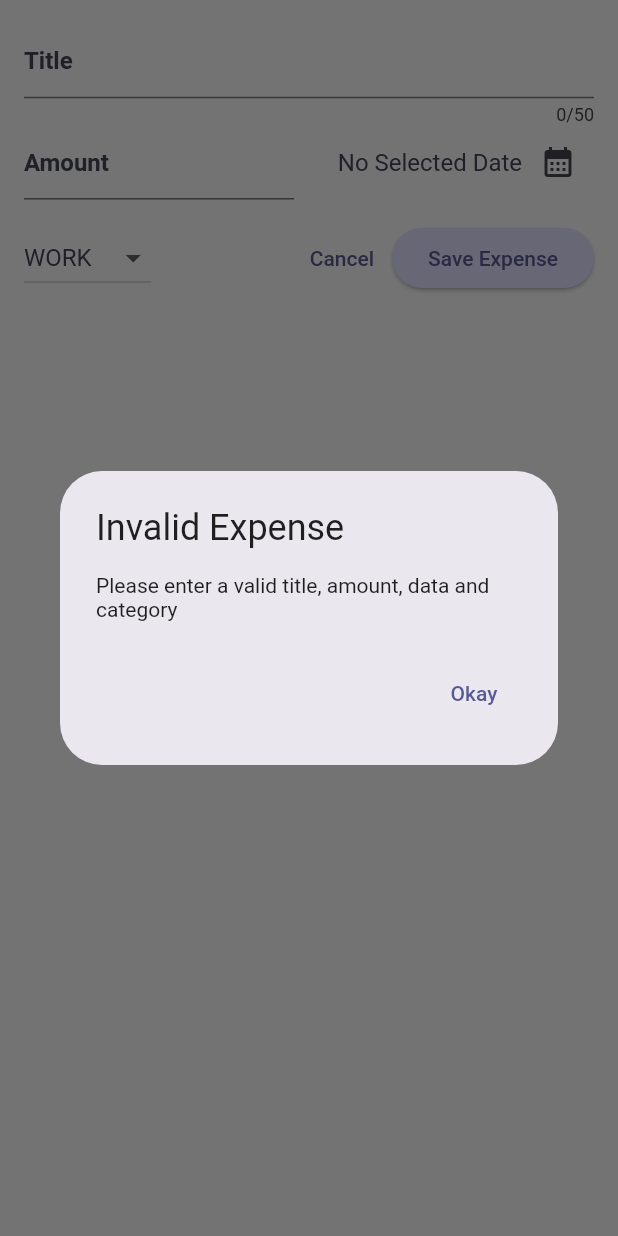
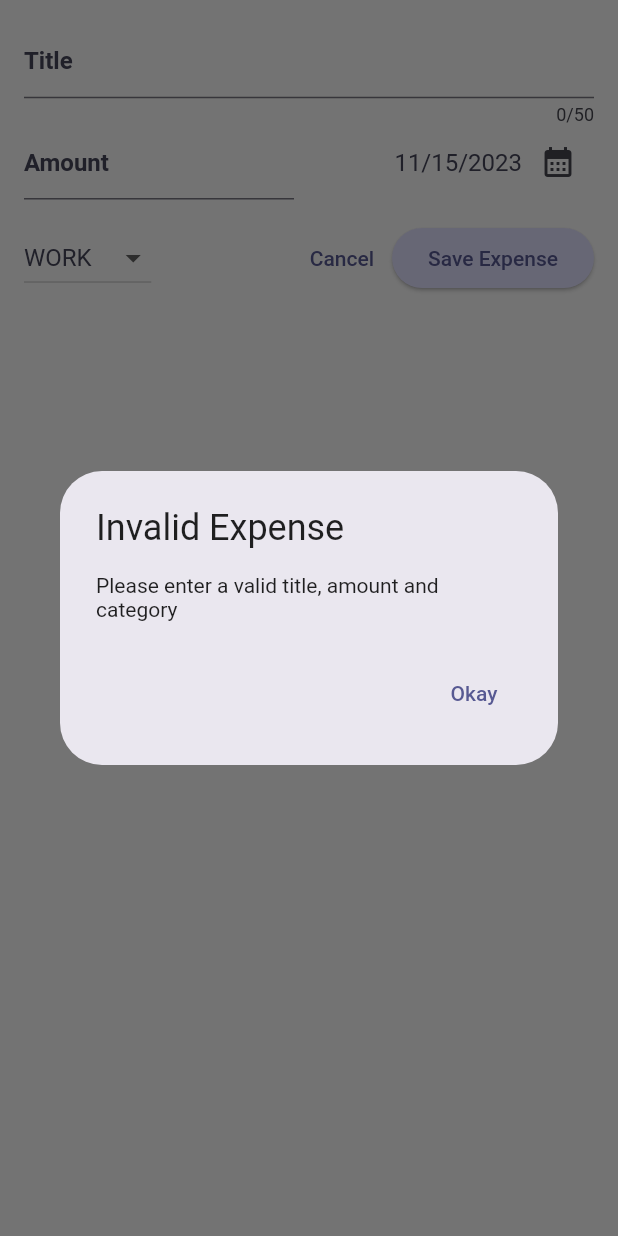
Before and after one commit to Khushi-M-0521/Flutter_Basic_Apps, a Flutter app: the NewExpense widget shown alone on an empty page, opened directly with empty values, after a tap on "Save Expense", on a phone screen of 412 x 824 dp. Run offline on Flutter 3.47's test engine with Material 2 defaults, Android fonts, the phone set to English and light mode, and no system bars; our stand-ins replace google_fonts, objectbox; generated files the repository leaves out were written again.

```diff
--- a/expense_tracker/lib/main.dart
+++ b/expense_tracker/lib/main.dart
@@ -1,7 +1,7 @@
 import 'package:expense_tracker/data/storage.dart';
+import 'package:expense_tracker/widgets/splash_screen.dart';
 import 'package:flutter/material.dart';
-import 'package:expense_tracker/widgets/expenses.dart';
-import 'package:flutter/services.dart';
+//import 'package:flutter/services.dart';
 
 var kColorScheme =
     ColorScheme.fromSeed(seedColor: const Color.fromARGB(166, 21, 0, 255));
@@ -77,7 +77,7 @@ Future<void> main() async {
       ),
       debugShowCheckedModeBanner: false,
       //themeMode: ThemeMode.system, default
-      home: const Expenses(),
+      home: const SplashScreen(),
     ),
   );
 
--- a/expense_tracker/lib/widgets/new_expense.dart
+++ b/expense_tracker/lib/widgets/new_expense.dart
@@ -16,7 +16,7 @@ class NewExpense extends StatefulWidget {
 class _NewExpense extends State<NewExpense> {
   final _titleController = TextEditingController();
   final _amtController = TextEditingController();
-  DateTime? _selectedDate;
+  DateTime _selectedDate= DateTime.now();
   Category _selectedCategory = Category.work;
 
   @override
@@ -36,7 +36,7 @@ class _NewExpense extends State<NewExpense> {
       lastDate: now,
     );
     setState(() {
-      _selectedDate = pickedDate;
+      _selectedDate = pickedDate??DateTime.now();
     });
   }
 
@@ -44,14 +44,13 @@ class _NewExpense extends State<NewExpense> {
     final amt = double.tryParse(_amtController.text);
     final isValidAmt = amt == null || amt <= 0;
     if (_titleController.text.trim().isEmpty ||
-        isValidAmt ||
-        _selectedDate == null) {
+        isValidAmt ) {
       showDialog(
         context: context,
         builder: (ctx) => AlertDialog(
           title: const Text('Invalid Expense'),
           content: const Text(
-              'Please enter a valid title, amount, data and category'),
+              'Please enter a valid title, amount and category'),
           actions: [
             TextButton(
               onPressed: () {
@@ -67,7 +66,7 @@ class _NewExpense extends State<NewExpense> {
     final newExp = Expense(
       title: _titleController.text,
       amount: amt,
-      date: _selectedDate!,
+      date: _selectedDate,
       dbCategory: _selectedCategory.index,
     );
     widget.addNewExpense(newExp);
@@ -112,10 +111,7 @@ class _NewExpense extends State<NewExpense> {
                       mainAxisAlignment: MainAxisAlignment.end,
                       crossAxisAlignment: CrossAxisAlignment.center,
                       children: [
-                        Text(
-                          _selectedDate == null
-                              ? 'No Selected Date'
-                              : formatter.format(_selectedDate!),
+                        Text( formatter.format(_selectedDate),
                           style: Theme.of(context).textTheme.titleLarge!.copyWith(fontWeight: FontWeight.normal),
                         ),
                         IconButton(
--- a/expense_tracker/pubspec.yaml
+++ b/expense_tracker/pubspec.yaml
@@ -70,6 +70,7 @@ flutter:
   # To add assets to your application, add an assets section, like this:
   assets:
     - assests/images/noExpenses.png
+    - assests/images/splash.png
   #   - images/a_dot_burr.jpeg
   #   - images/a_dot_ham.jpeg
 
```
Also changed, not shown: expense_tracker/lib/widgets/splash_screen.dart (added, +39 -0 lines), expense_tracker/assests/images/splash.png (added).
